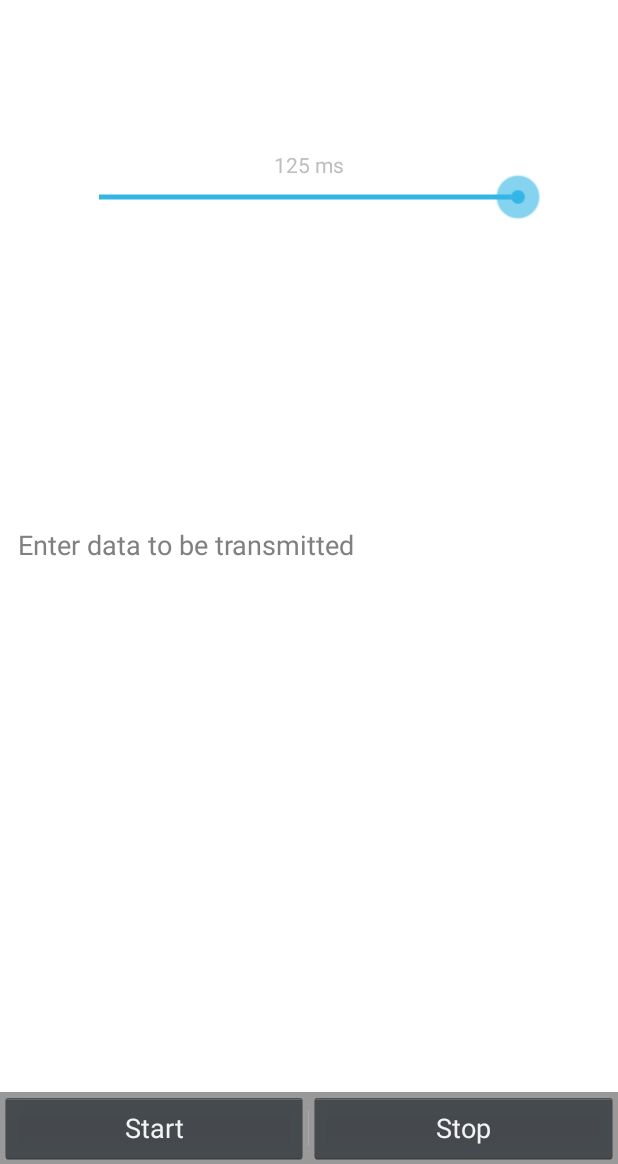
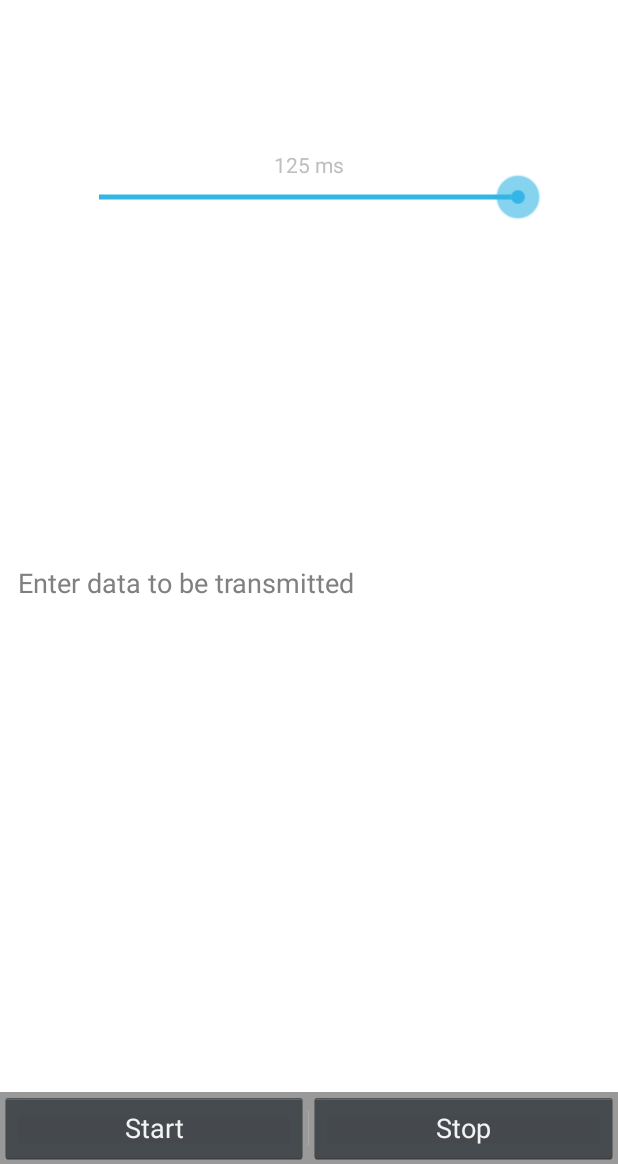
Before and after one commit to 0x203/Flickerer, an Android app: the screen it shows after launch (Main), on a phone screen of 412 x 824 dp, the part 72-1236 px from its top. Run offline under Robolectric (Android 15) with nearby library versions, the phone set to English and light mode, and no system bars.

Commit message:
dont overlap text field with seek bar in horizontal mode

```diff
--- a/Native/app/src/main/res/layout/activity_main.xml
+++ b/Native/app/src/main/res/layout/activity_main.xml
@@ -8,6 +8,7 @@
             android:layout_width="match_parent"
             android:layout_height="0dp"
             android:layout_weight="0.63"
+            android:layout_marginTop="50dp"
             android:textColor="#444444"
             android:hint="@string/edit_data"
             android:inputType="text|textNoSuggestions|textImeMultiLine"
```
